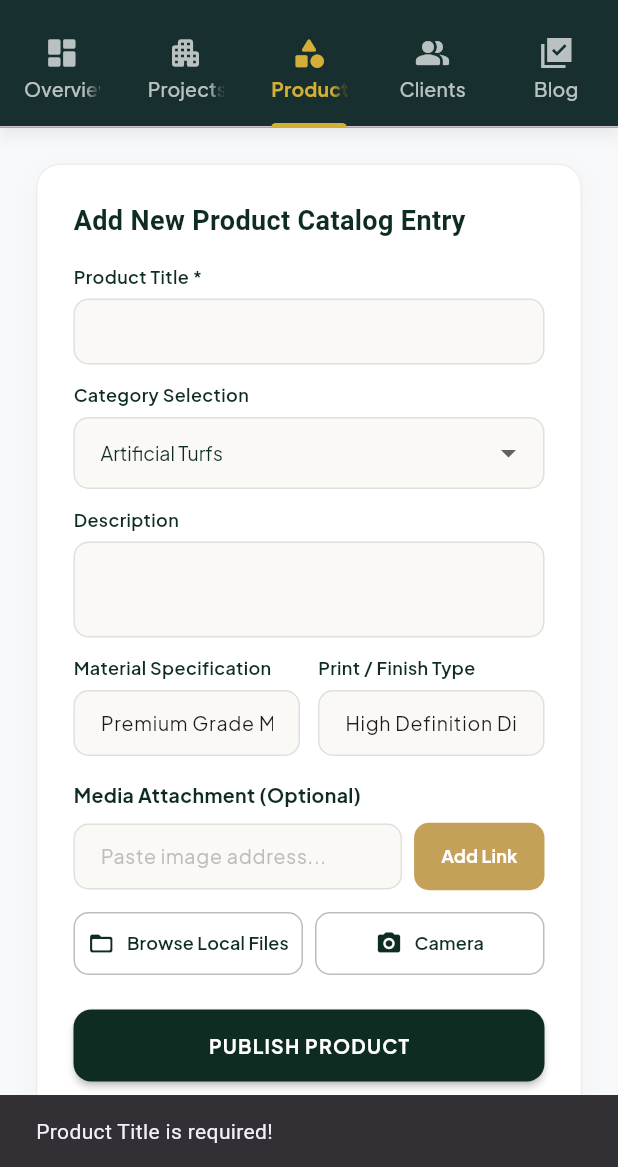
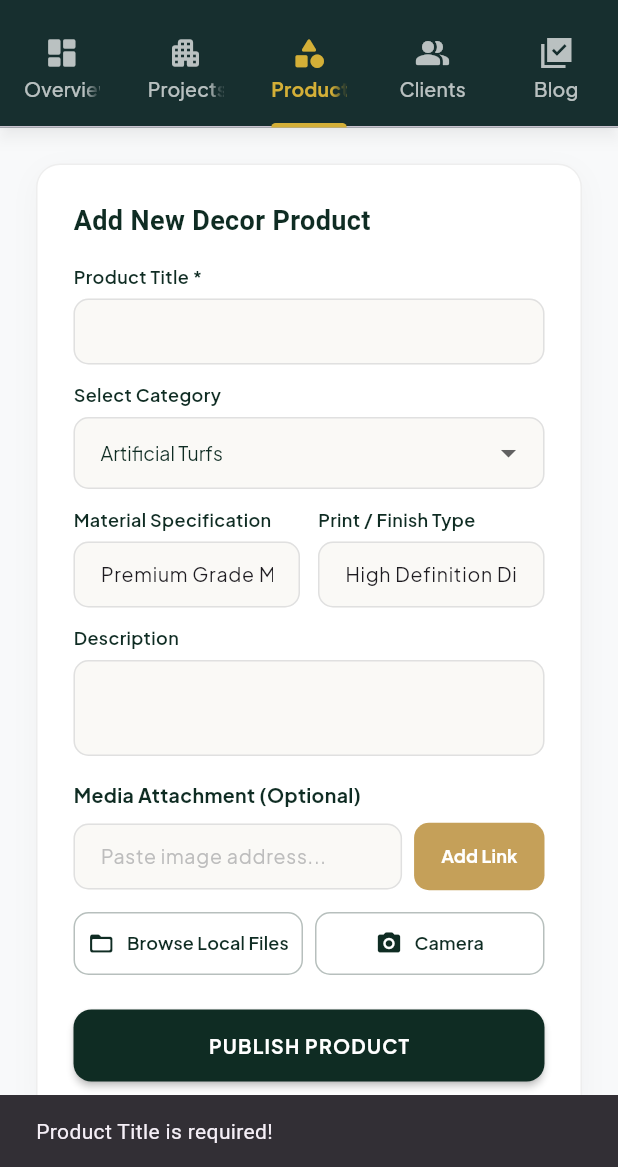
Before and after one commit to shubh685/bindu_decor_admin, a Flutter app: the AdminDashboard screen opened directly, tab 3 chosen, after a tap on "PUBLISH PRODUCT", on a phone screen of 412 x 824 dp, the part 69-1236 px from its top. Run offline on Flutter 3.47's test engine with Material 3 defaults, Android fonts, the phone set to English and light mode, and no system bars; our stand-ins replace file_picker, google_fonts, image_picker, permission_handler, shared_preferences; accounts and stored records are empty; network calls fail; Roboto replaces fonts that are missing (Aleo).

Commit message:
updated code

```diff
--- a/lib/Helper_class.dart
+++ b/lib/Helper_class.dart
@@ -13,7 +13,7 @@ import 'dart:convert';
 
 import 'AdminDashboard.dart';
 
-const String _kBaseUrl = 'http://192.168.1.4/bindu_decor';
+const String _kBaseUrl = 'http://192.168.1.6/bindu_decor';
 
 String _resolveImageUrl(String raw) {
   var value = raw.trim();
--- a/lib/products.dart
+++ b/lib/products.dart
@@ -143,10 +143,12 @@ class _ProductDomainManagerState extends State<ProductDomainManager> {
     try {
       List<String> externalUrls = [];
       List<Uint8List> fileBytesList = [];
+      List<String> fileNamesList = [];
 
       for (var media in _mediaItems) {
         if (media.hasBytes && media.bytes != null) {
           fileBytesList.add(media.bytes!);
+          fileNamesList.add(media.fileName ?? 'product_image.jpg');
         } else if (media.url != null && media.url!.trim().isNotEmpty) {
           externalUrls.add(media.url!.trim());
         }
@@ -158,7 +160,7 @@ class _ProductDomainManagerState extends State<ProductDomainManager> {
         "description": _description.text.trim().isEmpty ? "High-quality decor item." : _description.text.trim(),
         "material": _materialController.text.trim().isEmpty ? "Premium Grade Material" : _materialController.text.trim(),
         "print_type": _printTypeController.text.trim().isEmpty ? "High Definition Digital Print / Finish" : _printTypeController.text.trim(),
-        "external_urls": jsonEncode(externalUrls),
+        "image_urls": jsonEncode(externalUrls),
       };
 
       if (_editingProduct != null) {
@@ -168,13 +170,13 @@ class _ProductDomainManagerState extends State<ProductDomainManager> {
       final response = _editingProduct == null
           ? await OperationsApi.addProduct(
         fields: fields,
-        imageBytes: fileBytesList.isNotEmpty ? fileBytesList.first : null,
-        imageFileName: _mediaItems.isNotEmpty ? _mediaItems.first.fileName : null,
+        imageBytesList: fileBytesList,
+        fileNamesList: fileNamesList,
       )
           : await OperationsApi.updateProduct(
         fields: fields,
-        imageBytes: fileBytesList.isNotEmpty ? fileBytesList.first : null,
-        imageFileName: _mediaItems.isNotEmpty ? _mediaItems.first.fileName : null,
+        imageBytesList: fileBytesList,
+        fileNamesList: fileNamesList,
       );
 
       if (!mounted) return;
@@ -221,7 +223,9 @@ class _ProductDomainManagerState extends State<ProductDomainManager> {
         widget.onDataChanged();
         ScaffoldMessenger.of(context).showSnackBar(
           SnackBar(
-            content: Text(_editingProduct == null ? "New product published successfully!" : "Product updated successfully!"),
+            content: Text(
+              _editingProduct == null ? "Product published!" : "Product updated!",
+            ),
           ),
         );
       } else {
@@ -258,8 +262,8 @@ class _ProductDomainManagerState extends State<ProductDomainManager> {
               if (success && mounted) {
                 setState(() {
                   AppDataStore.products.removeAt(index);
+                });
                 _loadCategoriesFromDatabase();
-                });
                 widget.onDataChanged();
                 Navigator.pop(ctx);
                 ScaffoldMessenger.of(context).showSnackBar(const SnackBar(content: Text("Product deleted!")));
@@ -323,24 +327,25 @@ class _ProductDomainManagerState extends State<ProductDomainManager> {
                   mainAxisAlignment: MainAxisAlignment.spaceBetween,
                   children: [
                     Text(
-                      _editingProduct != null ? "Edit Product Entry" : "Add New Product Catalog Entry",
+                      _editingProduct != null ? "Edit Decor Product" : "Add New Decor Product",
                       style: GoogleFonts.aleo(fontSize: 18, fontWeight: FontWeight.bold, color: AdminTheme.primaryDark),
                     ),
                     if (_editingProduct != null)
                       TextButton.icon(
                         onPressed: _resetForm,
                         icon: const Icon(Icons.add, size: 16),
-                        label: const Text("New Entry"),
+                        label: const Text("Cancel Edit"),
                       ),
                   ],
                 ),
                 const SizedBox(height: 16),
                 _buildTextField(controller: _title, label: "Product Title *"),
                 const SizedBox(height: 12),
+
                 Column(
                   crossAxisAlignment: CrossAxisAlignment.start,
                   children: [
-                    Text("Category Selection", style: GoogleFonts.plusJakartaSans(fontSize: 12, fontWeight: FontWeight.w600, color: AdminTheme.primaryDark)),
+                    Text("Select Category", style: GoogleFonts.plusJakartaSans(fontSize: 12, fontWeight: FontWeight.w600, color: AdminTheme.primaryDark)),
                     const SizedBox(height: 6),
                     DropdownButtonFormField<String>(
                       value: _categories.contains(_selectedCategory) ? _selectedCategory : _categories.first,
@@ -355,46 +360,41 @@ class _ProductDomainManagerState extends State<ProductDomainManager> {
                         focusedBorder: OutlineInputBorder(borderRadius: BorderRadius.circular(10), borderSide: const BorderSide(color: AdminTheme.primaryAccent, width: 1.5)),
                       ),
                       items: _categories.map((c) => DropdownMenuItem(value: c, child: Text(c))).toList(),
-                      onChanged: (val) => setState(() => _selectedCategory = val!),
+                      onChanged: (val) {
+                        if (val != null) {
+                          setState(() {
+                            _selectedCategory = val;
+                          });
+                        }
+                      },
                     ),
+                  ],
+                ),
+
                 if (_selectedCategory == 'Create New Category') ...[
-                      const SizedBox(height: 10),
+                  const SizedBox(height: 12),
                   Row(
                     children: [
                       Expanded(
-                            child: TextField(
-                              controller: _newCategoryController,
-                              style: GoogleFonts.plusJakartaSans(fontSize: 13),
-                              decoration: InputDecoration(
-                                hintText: "Enter new category name",
-                                isDense: true,
-                                filled: true,
-                                fillColor: const Color(0xFFFAF9F6),
-                                contentPadding: const EdgeInsets.symmetric(horizontal: 14, vertical: 12),
-                                border: OutlineInputBorder(borderRadius: BorderRadius.circular(10), borderSide: BorderSide(color: Colors.grey.shade300)),
-                                enabledBorder: OutlineInputBorder(borderRadius: BorderRadius.circular(10), borderSide: BorderSide(color: Colors.grey.shade300)),
-                                focusedBorder: OutlineInputBorder(borderRadius: BorderRadius.circular(10), borderSide: const BorderSide(color: AdminTheme.primaryAccent, width: 1.5)),
-                              ),
-                            ),
+                        child: _buildTextField(controller: _newCategoryController, label: "New Category Name"),
                       ),
                       const SizedBox(width: 8),
-                          ElevatedButton(
+                      Padding(
+                        padding: const EdgeInsets.only(top: 18),
+                        child: ElevatedButton(
                           onPressed: _addNewCategory,
                           style: ElevatedButton.styleFrom(
                             backgroundColor: AdminTheme.primaryAccent,
-                              foregroundColor: Colors.white,
+                            foregroundColor: AdminTheme.primaryDark,
                             shape: RoundedRectangleBorder(borderRadius: BorderRadius.circular(10)),
-                              padding: const EdgeInsets.symmetric(horizontal: 16, vertical: 14),
                           ),
                           child: const Text("ADD"),
+                        ),
                       ),
                     ],
                   ),
                 ],
-                  ],
-                ),
-                const SizedBox(height: 12),
-                _buildTextField(controller: _description, label: "Description", maxLines: 2),
+
                 const SizedBox(height: 12),
                 Row(
                   children: [
@@ -403,6 +403,8 @@ class _ProductDomainManagerState extends State<ProductDomainManager> {
                     Expanded(child: _buildTextField(controller: _printTypeController, label: "Print / Finish Type")),
                   ],
                 ),
+                const SizedBox(height: 12),
+                _buildTextField(controller: _description, label: "Description", maxLines: 2),
                 const SizedBox(height: 16),
                 MediaPickerWidget(
                   mediaList: _mediaItems,
@@ -494,8 +496,16 @@ class _ProductDomainManagerState extends State<ProductDomainManager> {
                           child: buildUniversalImage(MediaItem(url: displayUrl)),
                         ),
                       ),
-                      title: Text(item.title, style: GoogleFonts.plusJakartaSans(fontWeight: FontWeight.bold, fontSize: 14), maxLines: 1, overflow: TextOverflow.ellipsis),
-                      subtitle: Text("${item.category} • ${item.material}", style: GoogleFonts.plusJakartaSans(fontSize: 12, color: Colors.grey.shade600)),
+                      title: Text(
+                        item.title,
+                        style: GoogleFonts.plusJakartaSans(fontWeight: FontWeight.bold, fontSize: 14),
+                        maxLines: 1,
+                        overflow: TextOverflow.ellipsis,
+                      ),
+                      subtitle: Text(
+                        "${item.category} • ${item.imageUrls.length} image(s)",
+                        style: GoogleFonts.plusJakartaSans(fontSize: 12, color: Colors.grey.shade600),
+                      ),
                       trailing: Row(
                         mainAxisSize: MainAxisSize.min,
                         children: [
```
Also changed, not shown: lib/Api/Operations.dart (+127 -78 lines), lib/Blogs.dart (+5 -3 lines), lib/projects.dart (+113 -28 lines). Lines whose indentation alone changed are shown as unchanged.
